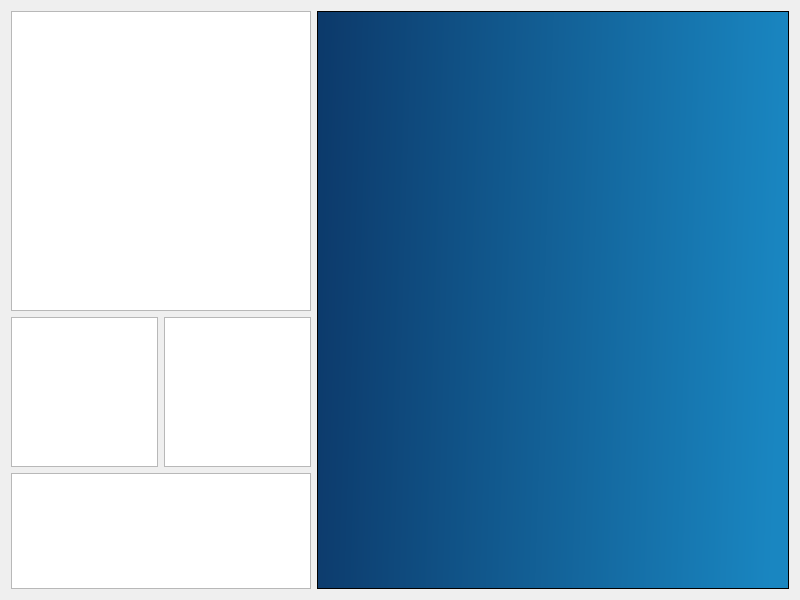
Qt form subpanel/vehicleStatus/vehicleStatusWindow.ui (AeroQuad/AeroQuadConfiguratorPyQt) before a commit.
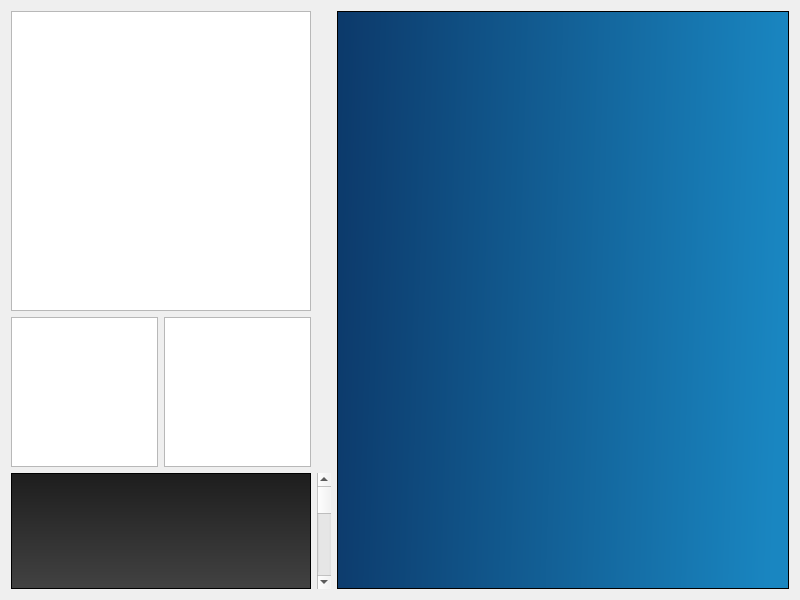
The same form after that commit. Custom widgets are drawn as their Qt base class.

Diff of the .ui file:
```diff
--- a/subpanel/vehicleStatus/vehicleStatusWindow.ui
+++ b/subpanel/vehicleStatus/vehicleStatusWindow.ui
@@ -42,7 +42,7 @@
      </property>
     </widget>
    </item>
-   <item row="0" column="2" rowspan="3">
+   <item row="0" column="3" rowspan="3">
     <widget class="QGraphicsView" name="motorView">
      <property name="styleSheet">
       <string notr="true">background-color:  qlineargradient(spread:pad, x1:0, y1:0, x2:1, y2:0.0397727, stop:0 rgba(12, 57, 106, 255), stop:1 rgba(25, 134, 193, 255))</string>
@@ -106,17 +106,27 @@
     </widget>
    </item>
    <item row="2" column="0" colspan="2">
-    <widget class="PlotWidget" name="transmitterOutput"/>
+    <widget class="QGraphicsView" name="transmitterOutput">
+     <property name="styleSheet">
+      <string notr="true">background-color: qlineargradient(spread:reflect, x1:0.548, y1:0.0170455, x2:0.548, y2:1, stop:0 rgba(30, 30, 30, 255), stop:1 rgba(66, 66, 66, 255))</string>
+     </property>
+     <property name="verticalScrollBarPolicy">
+      <enum>Qt::ScrollBarAlwaysOff</enum>
+     </property>
+     <property name="horizontalScrollBarPolicy">
+      <enum>Qt::ScrollBarAlwaysOff</enum>
+     </property>
+    </widget>
+   </item>
+   <item row="2" column="2">
+    <widget class="QScrollBar" name="verticalScrollBar">
+     <property name="orientation">
+      <enum>Qt::Vertical</enum>
+     </property>
+    </widget>
    </item>
   </layout>
  </widget>
- <customwidgets>
-  <customwidget>
-   <class>PlotWidget</class>
-   <extends>QGraphicsView</extends>
-   <header>pyqtgraph</header>
-  </customwidget>
- </customwidgets>
  <resources/>
  <connections/>
 </ui>
```
